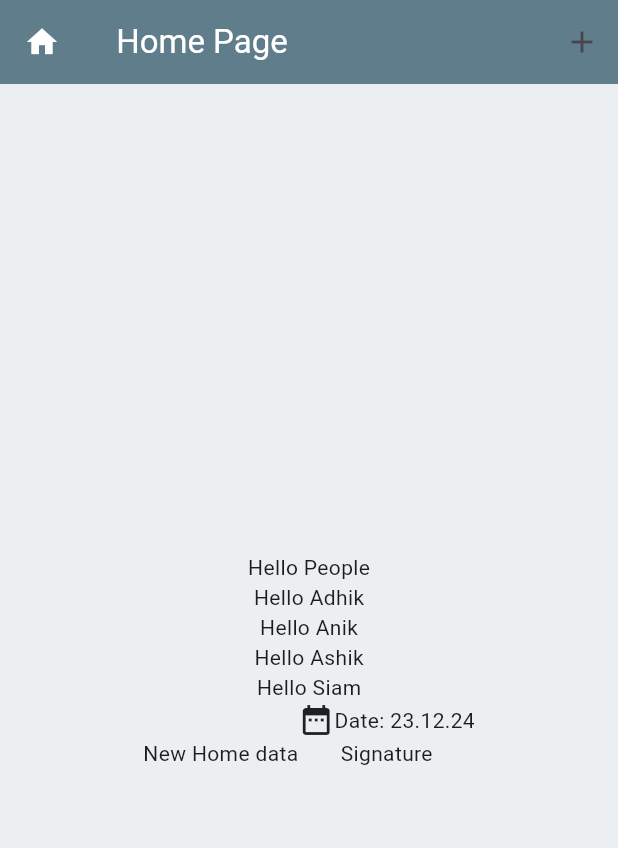
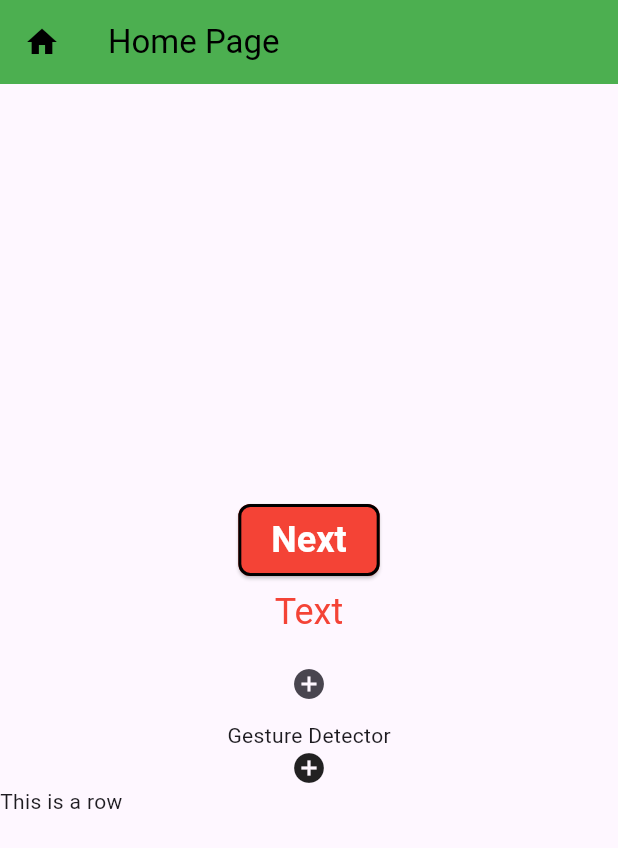
Before and after one commit to ashikmoinul/Flutter_essentials, a Flutter app: the screen it shows after launch, on a phone screen of 412 x 824 dp. Shown: the top 848 px of the screen. Run offline on Flutter 3.47's test engine with Material 3 defaults, Android fonts, the phone set to English and light mode, and no system bars.

Commit message:
Add ElevatedButton, TextButton, IconButton, GestureButton

```diff
--- a/lib/main.dart
+++ b/lib/main.dart
@@ -1,94 +1,102 @@
-// Material App | Column | Row | Dialog
+// Buttons (ElevatedButton, TextButton, IconButton, GestureButton, InkWell) | TextField
+// Container | Rich-text
 
 import 'package:flutter/material.dart';
 
 void main() {
-  runApp(MyApp());
+  runApp(const MyApp());
 }
 
 class MyApp extends StatelessWidget {
+  const MyApp({super.key});
   @override
   Widget build(BuildContext context) {
-    return MaterialApp(
-      title: 'MyApp',
-      theme: ThemeData(primaryColor: Colors.blueGrey),
-      darkTheme: ThemeData(primarySwatch: Colors.blueGrey),
+    return const MaterialApp(
+      title: 'Home',
       home: Home(),
     );
   }
 }
 
 class Home extends StatelessWidget {
+  const Home({super.key});
+
   @override
   Widget build(BuildContext context) {
     return Scaffold(
-      backgroundColor: Colors.blueGrey.shade50,
       appBar: AppBar(
-        backgroundColor: Colors.blueGrey,
+        backgroundColor: Colors.green,
         title: Text(
-          ' Home Page',
-          style: TextStyle(
-            color: Colors.white,
-          ),
+          'Home Page',
+          style: TextStyle(color: Colors.black),
         ),
         leading: Icon(
           Icons.home,
-          color: Colors.white,
+          color: Colors.black,
         ),
-        actions: [
-          IconButton(
-            onPressed: () {
-              // ScaffoldMessenger.of(context).showSnackBar(
-              //   SnackBar(
-              //     content: Text('This message has been saved'),
-              //     backgroundColor: Colors.redAccent,
-              //     duration: Duration(seconds: 4),
-              //   ),
-              // );
-
-              showDialog(context: context, builder: (context) {
-                return AlertDialog(
-                  title: Text('Are you sure?'),
-                  content: Text('Its urgent'),
-                );
-              });
-            },
-            icon: Icon(Icons.add),
-          ),
-        ],
       ),
       body: Center(
         child: Column(
           mainAxisAlignment: MainAxisAlignment.center,
           crossAxisAlignment: CrossAxisAlignment.center,
-          mainAxisSize: MainAxisSize.max,
           children: [
-            Text('Hello People'),
-            Text('Hello Adhik'),
-            Text('Hello Anik'),
-            Text('Hello Ashik'),
-            Text('Hello Siam'),
-            Row(
-              mainAxisAlignment: MainAxisAlignment.center,
-              crossAxisAlignment: CrossAxisAlignment.end,
-              // mainAxisSize: MainAxisSize.min,
+            //Text('Center', style: TextStyle(color: Colors.black),),
+            ElevatedButton(
+              style: ElevatedButton.styleFrom(
+                backgroundColor: Colors.red,
+                foregroundColor: Colors.white,
+                shape: RoundedRectangleBorder(
+                  borderRadius: BorderRadius.circular(8),
+                  side: BorderSide(color: Colors.black, width: 2),
+                ),
+                textStyle: TextStyle(
+                  fontSize: 24,
+                  fontWeight: FontWeight.w600,
+                ),
+                padding: EdgeInsets.symmetric(horizontal: 22, vertical: 10),
+              ),
+              onPressed: () {
+                print('pressed');
+              },
+              child: Row(
+                mainAxisSize: MainAxisSize.min,
                 children: [
-                Text('New Home '),
-                Text('data'),
-                Column(
-                  mainAxisAlignment: MainAxisAlignment.center,
-                  crossAxisAlignment: CrossAxisAlignment.center,
+                  Text('Next'),
+                ],
+              ),
+            ),
+            TextButton(
+              style: TextButton.styleFrom(
+                foregroundColor: Colors.red,
+                textStyle: TextStyle(fontSize: 24),
+              ),
+              onPressed: () {},
+              child: Text('Text'),
+            ),
+            IconButton(
+              onPressed: () {
+                print('Tapped in the button');
+              },
+              icon: Icon(Icons.add_circle),
+            ),
+            GestureDetector(
+              onTap: () {
+                print('On tap detected');
+              },
+              onDoubleTap: () {print('double tap detected');},
+              onLongPress: () {print('long tap detected');},
+
+              child: Column(
                 children: [
+                  Text('Gesture Detector'),
+                  Icon(Icons.add_circle),
                   Row(
                     children: [
-                        Icon(Icons.date_range),
-                        Text('Date: 23.12.24'),
+                      Text('This is a row'),
                     ],
                   ),
-                    Text('Signature'),
                 ],
-                )
-              ],
+              ),
             )
           ],
         ),
```
Lines whose indentation alone changed are shown as unchanged.
